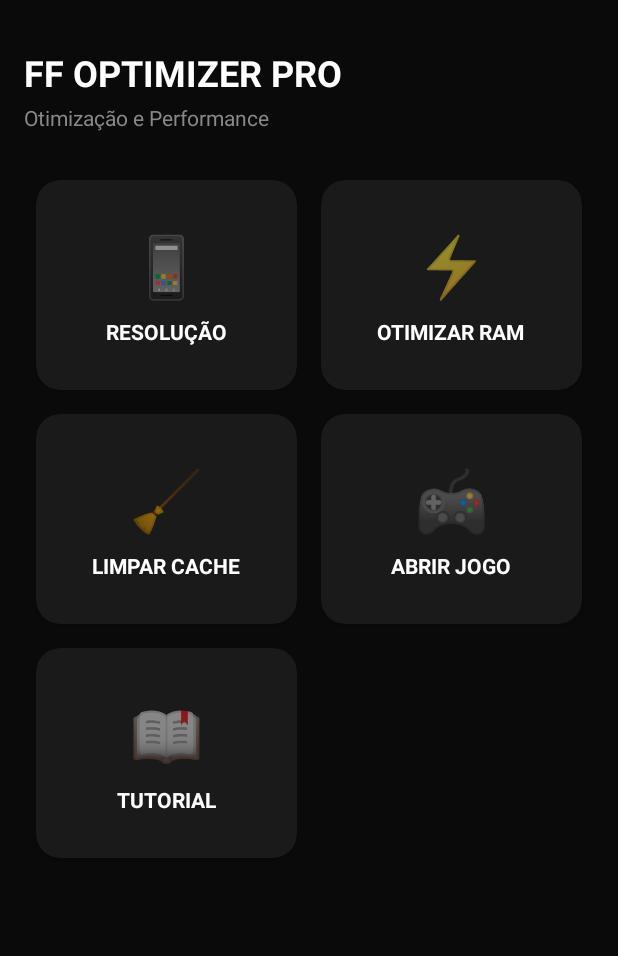
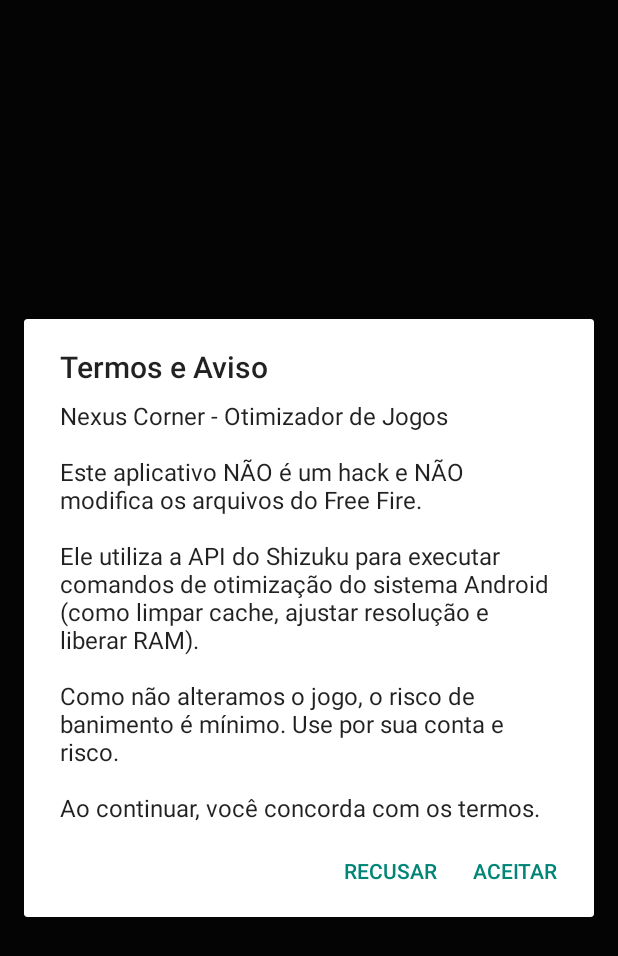
Before and after one commit to samuelsilva553/FFOptimizer, an Android app: the screen it shows after launch (MainActivity), on a phone screen of 412 x 824 dp. Shown: the top 956 px of the screen. Run offline under Robolectric (Android 15) with nearby library versions, the phone set to English and light mode, and no system bars; libraries missing offline, so code that uses them is left out: rikka.shizuku.

Commit message:
Feat: Adiciona Splash Screen, Modo Foco (DND) e ativacao automatica do HUD

```diff
--- a/app/src/main/AndroidManifest.xml
+++ b/app/src/main/AndroidManifest.xml
@@ -5,6 +5,7 @@
     <uses-permission android:name="android.permission.SYSTEM_ALERT_WINDOW" />
     <uses-permission android:name="android.permission.FOREGROUND_SERVICE" />
     <uses-permission android:name="android.permission.FOREGROUND_SERVICE_SPECIAL_USE" />
+    <uses-permission android:name="android.permission.ACCESS_NOTIFICATION_POLICY" />
 
     <queries>
         <package android:name="com.dts.freefireth" />
--- a/app/src/main/java/com/seunome/ffoptimizer/MainActivity.kt
+++ b/app/src/main/java/com/seunome/ffoptimizer/MainActivity.kt
@@ -1,6 +1,8 @@
 package com.seunome.ffoptimizer
 
 import android.app.AlertDialog
+import android.app.NotificationManager
+import android.content.Context
 import android.content.Intent
 import android.content.pm.PackageManager
 import android.net.Uri
@@ -24,6 +26,54 @@ class MainActivity : AppCompatActivity() {
 
     override fun onCreate(savedInstanceState: Bundle?) {
         super.onCreate(savedInstanceState)
+
+        // Exibe a Splash Screen por 2 segundos
+        setContentView(R.layout.splash_layout)
+        Handler(Looper.getMainLooper()).postDelayed({
+            checkTermsAndInit()
+        }, 2000)
+    }
+
+    private fun checkTermsAndInit() {
+        val prefs = getSharedPreferences("app_prefs", MODE_PRIVATE)
+        val acceptedTerms = prefs.getBoolean("accepted_terms", false)
+
+        if (!acceptedTerms) {
+            showTermsDialog()
+        } else {
+            initApp()
+        }
+    }
+
+    private fun showTermsDialog() {
+        val builder = AlertDialog.Builder(this)
+        builder.setTitle("Termos e Aviso")
+        builder.setMessage("""
+            Nexus Corner - Otimizador de Jogos
+
+            Este aplicativo NÃO é um hack e NÃO modifica os arquivos do Free Fire.
+
+            Ele utiliza a API do Shizuku para executar comandos de otimização do sistema Android (como limpar cache, ajustar resolução e liberar RAM).
+
+            Como não alteramos o jogo, o risco de banimento é mínimo. Use por sua conta e risco.
+
+            Ao continuar, você concorda com os termos.
+        """.trimIndent())
+        builder.setPositiveButton("Aceitar") { dialog, _ ->
+            val prefs = getSharedPreferences("app_prefs", MODE_PRIVATE)
+            prefs.edit().putBoolean("accepted_terms", true).apply()
+            dialog.dismiss()
+            initApp()
+        }
+        builder.setNegativeButton("Recusar") { dialog, _ ->
+            dialog.dismiss()
+            finish()
+        }
+        builder.setCancelable(false)
+        builder.show()
+    }
+
+    private fun initApp() {
         setContentView(R.layout.activity_main)
 
         try {
@@ -36,14 +86,15 @@ class MainActivity : AppCompatActivity() {
             }
         } catch (e: Exception) {}
 
+        // Cards principais
         findViewById<CardView>(R.id.cardResolution)?.setOnClickListener { showResolutionDialog() }
         findViewById<CardView>(R.id.cardOptimize)?.setOnClickListener { executeCommand("am kill-all", "RAM liberada!") }
         findViewById<CardView>(R.id.cardClean)?.setOnClickListener { executeCommand("pm trim-caches 999999G", "Cache limpo!") }
         findViewById<CardView>(R.id.cardOpenFF)?.setOnClickListener { openGame() }
         findViewById<CardView>(R.id.cardTutorial)?.setOnClickListener { showTutorialDialog() }
 
-        // NOVO BOTÃO DO HUD: Vamos usar o Card de Tutorial segurando, ou adicionar depois.
-        // Por enquanto, vamos iniciar o HUD ao abrir o jogo.
+        // NOVO: Modo Foco (Vamos usar o card de tutorial temporariamente ou adicionar um novo)
+        // Para não quebrar o layout atual, vamos adicionar o Modo Foco no menu do Tutorial
     }
 
     private fun openGame() {
@@ -54,7 +105,10 @@ class MainActivity : AppCompatActivity() {
             return
         }
 
-        // Liga o HUD
+        // Ativa o Modo Foco (Não Perturbe)
+        enableDndMode()
+
+        // Inicia o HUD
         startService(Intent(this, HudService::class.java))
 
         // Abre o jogo
@@ -65,6 +119,20 @@ class MainActivity : AppCompatActivity() {
                 startActivity(intent)
                 return
             }
+        }
+        Toast.makeText(this, "Free Fire não encontrado.", Toast.LENGTH_SHORT).show()
+    }
+
+    private fun enableDndMode() {
+        val notificationManager = getSystemService(Context.NOTIFICATION_SERVICE) as NotificationManager
+        if (notificationManager.isNotificationPolicyAccessGranted) {
+            notificationManager.setInterruptionFilter(NotificationManager.INTERRUPTION_FILTER_NONE)
+            Toast.makeText(this, "Modo Foco ativado! Notificações silenciadas.", Toast.LENGTH_SHORT).show()
+        } else {
+            // Pede permissão para o Modo Foco
+            val intent = Intent(Settings.ACTION_NOTIFICATION_POLICY_ACCESS_SETTINGS)
+            startActivity(intent)
+            Toast.makeText(this, "Permita o acesso ao modo Não Perturbe nas configurações.", Toast.LENGTH_LONG).show()
         }
     }
 
@@ -145,8 +213,16 @@ class MainActivity : AppCompatActivity() {
 
     private fun showTutorialDialog() {
         val builder = AlertDialog.Builder(this)
-        builder.setTitle("TUTORIAL")
-        builder.setMessage("1 - Ative o Shizuku.\n2 - Abra o jogo pelo app.\n3 - O HUD aparecerá na tela.\n4 - Arraste o HUD para onde quiser.")
+        builder.setTitle("TUTORIAL E FUNÇÕES")
+        builder.setMessage("""
+            Como usar:
+            1 - Ative o Shizuku.
+            2 - Conceda permissão de sobreposição para o HUD.
+            3 - Clique em 'ABRIR JOGO' para iniciar o HUD e o Modo Foco.
+
+            O HUD mostra: FPS, Bateria, RAM, Temperatura e Hora.
+            Ele fica flutuando na tela e você pode arrastar para onde quiser.
+        """.trimIndent())
         builder.setPositiveButton("OK") { dialog, _ -> dialog.dismiss() }
         builder.show()
     }
--- /dev/null
+++ b/app/src/main/res/layout/splash_layout.xml
@@ -0,0 +1,14 @@
+<?xml version="1.0" encoding="utf-8"?>
+<LinearLayout xmlns:android="http://schemas.android.com/apk/res/android"
+    android:layout_width="match_parent"
+    android:layout_height="match_parent"
+    android:background="#0A0A0A"
+    android:gravity="center"
+    android:orientation="vertical">
+
+    <ImageView
+        android:layout_width="200dp"
+        android:layout_height="200dp"
+        android:src="@drawable/logo"
+        android:scaleType="fitCenter"/>
+</LinearLayout>
--- /dev/null
+++ b/app/src/main/res/mipmap-anydpi-v26/ic_launcher.xml
@@ -0,0 +1,5 @@
+<?xml version="1.0" encoding="utf-8"?>
+<adaptive-icon xmlns:android="http://schemas.android.com/apk/res/android">
+    <background android:drawable="@color/black"/>
+    <foreground android:drawable="@drawable/logo"/>
+</adaptive-icon>
```
Also changed, not shown: app/src/main/res/drawable/logo.png (added).
